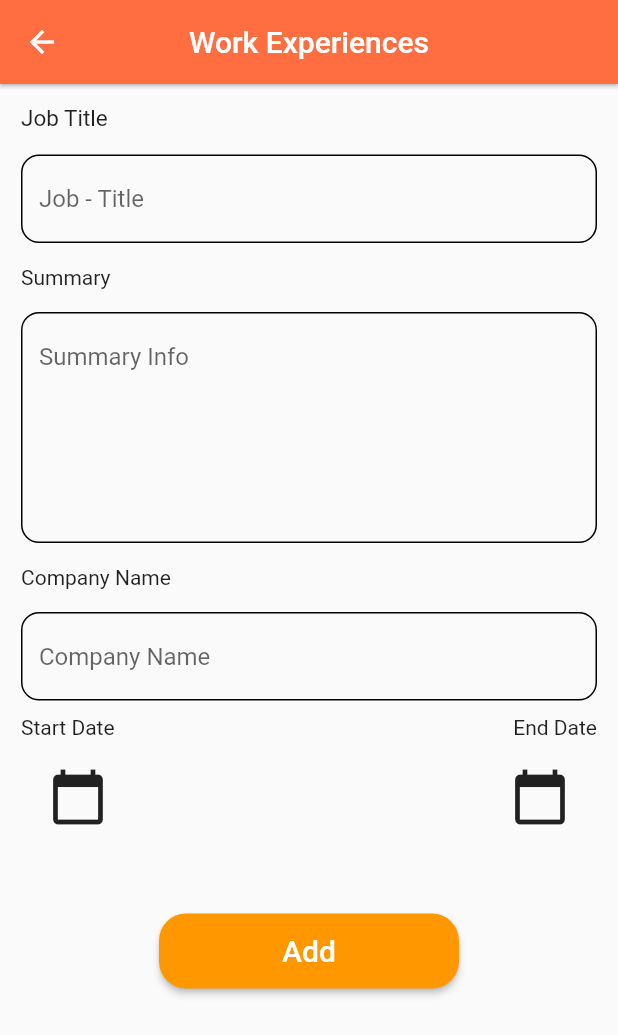
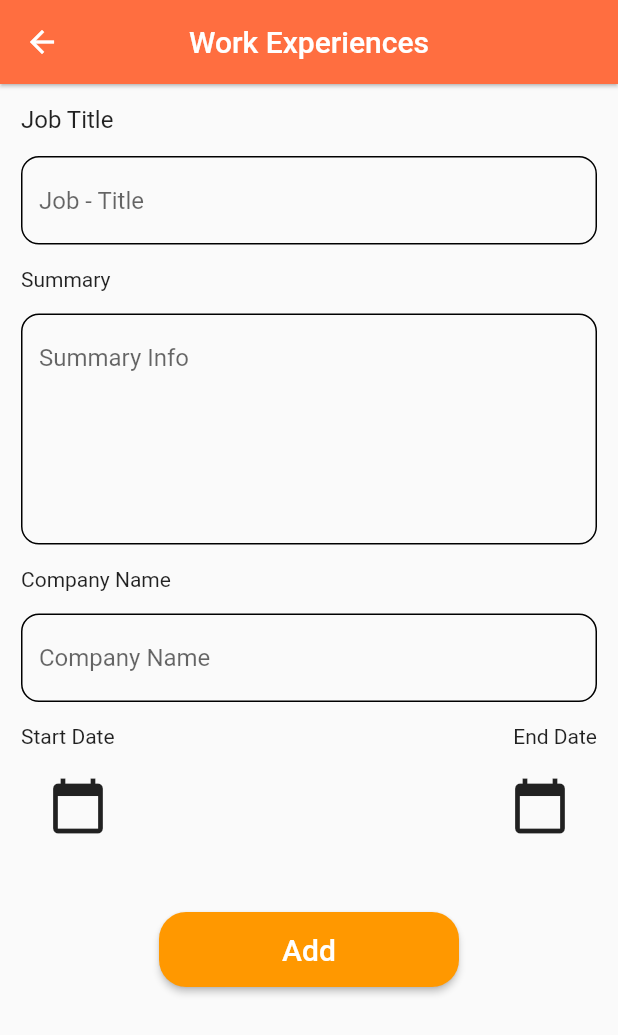
Before and after one commit to Yazoo555/-flutter_intern, a Flutter app: the screen it shows after launch, after a tap on "Add", on a phone screen of 412 x 824 dp. Shown: the top 1035 px of the screen. Run offline on Flutter 3.47's test engine with Material 2 defaults, Android fonts, the phone set to English and light mode, and no system bars.

Commit message:
fourth commit -->4

```diff
--- a/lib/day_6/skills/choose_skills.dart
+++ b/lib/day_6/skills/choose_skills.dart
@@ -44,8 +44,8 @@ class _ChooseSkillsState extends State<ChooseSkills> {
           height: 16,
         ),
         Wrap(
-          spacing: 8.0,
-          runSpacing: 5.0,
+          spacing: 8.5,
+          runSpacing: 2.5,
           children: allOptions.map((option) {
             return Padding(
               padding: const EdgeInsets.all(3.0),
--- a/lib/day_6/workExperience/add_experience.dart
+++ b/lib/day_6/workExperience/add_experience.dart
@@ -35,7 +35,7 @@ class _AddWorkExperienceState extends State<AddWorkExperience> {
               children: [
                 Text(
                   "Job Title",
-                  style: TextStyle(fontWeight: FontWeight.w400, fontSize: 15),
+                  style: TextStyle(fontWeight: FontWeight.w400, fontSize: 16),
                 ),
                 SizedBox(
                   height: 15,
@@ -154,7 +154,7 @@ class _AddWorkExperienceState extends State<AddWorkExperience> {
                         ),
                       ),
                       SizedBox(
-                        height: 10,
+                        height: 15,
                       ),
                       Row(
                         children: [
@@ -218,7 +218,7 @@ class _AddWorkExperienceState extends State<AddWorkExperience> {
                         ),
                       ),
                       SizedBox(
-                        height: 12,
+                        height: 5,
                       ),
                       Align(
                         alignment: Alignment.center,
@@ -251,7 +251,7 @@ class _AddWorkExperienceState extends State<AddWorkExperience> {
                                     size: 45,
                                   ),
                                   shape: RoundedRectangleBorder(
-                                    borderRadius: BorderRadius.circular(17.0),
+                                    borderRadius: BorderRadius.circular(18.0),
                                   ),
                                   iconColor: Colors.white,
                                   titleTextStyle: TextStyle(
--- a/lib/day_6/workExperience/work_experience.dart
+++ b/lib/day_6/workExperience/work_experience.dart
@@ -67,7 +67,7 @@ class WorkExperienceField extends StatelessWidget {
                         GestureDetector(
                           child: Icon(
                             Icons.delete,
-                            color: Colors.red,
+                            color: Colors.orangeAccent.shade700,
                           ),
                           onTap: deleteOnTap,
                         ),
--- a/lib/main.dart
+++ b/lib/main.dart
@@ -11,6 +11,11 @@ class myapp extends StatelessWidget {
   @override
   Widget build(BuildContext context) {
     return MaterialApp(
+      theme: ThemeData(
+        brightness: Brightness.light,
+      ),
+      darkTheme: ThemeData(brightness: Brightness.dark),
+      themeMode: ThemeMode.light,
       debugShowCheckedModeBanner: false,
       title: "CV Assignment",
       home: CvPage(),
```
